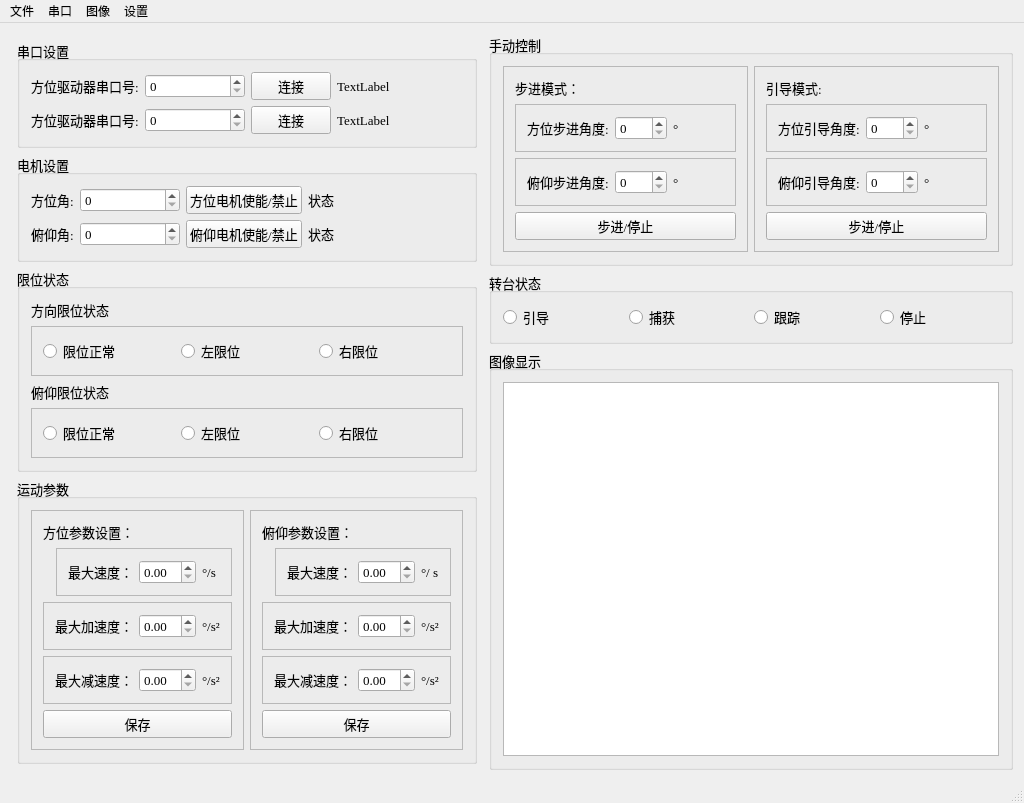
First picture: the form in mainwindow.ui, repository leevick/Longdistraker, before the edit.
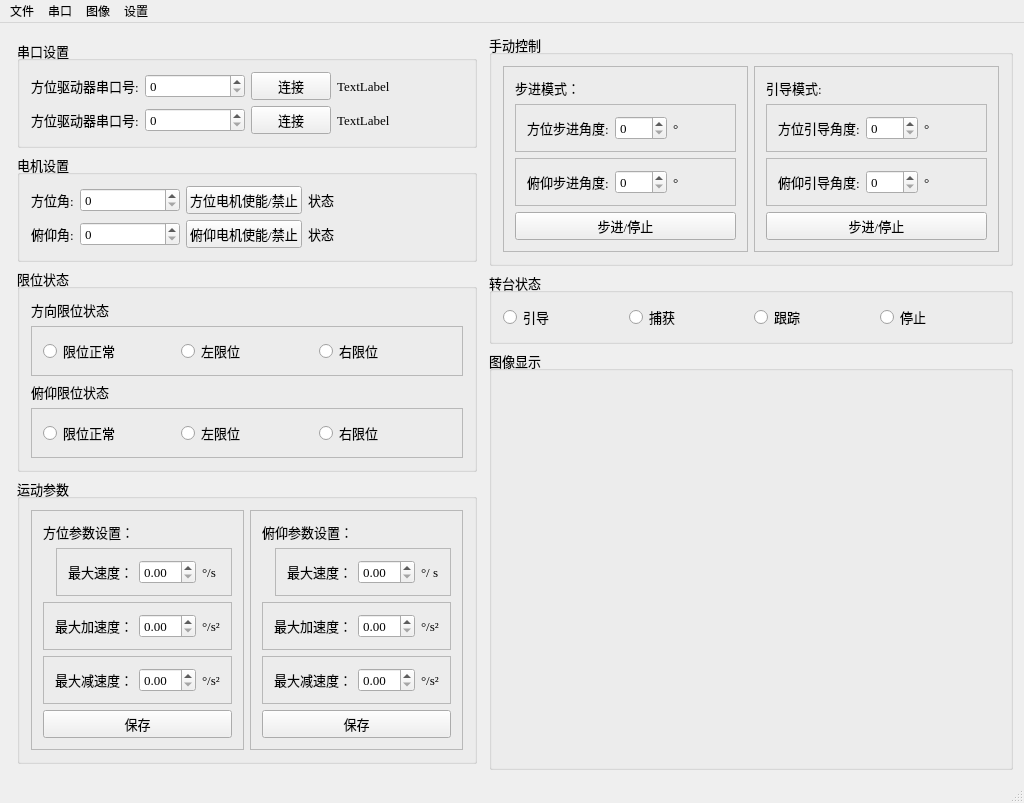
Second picture: the form after the edit.

Commit message: Modified main window class: - Realize video capture

```diff
--- a/mainwindow.ui
+++ b/mainwindow.ui
@@ -7,7 +7,7 @@
     <x>0</x>
     <y>0</y>
     <width>1024</width>
-    <height>646</height>
+    <height>672</height>
    </rect>
   </property>
   <property name="sizePolicy">
@@ -1267,30 +1267,12 @@
         </property>
         <layout class="QHBoxLayout" name="horizontalLayout_4">
          <item>
-          <widget class="QGraphicsView" name="graphicsView">
-           <property name="sizePolicy">
-            <sizepolicy hsizetype="Preferred" vsizetype="Preferred">
-             <horstretch>16</horstretch>
-             <verstretch>9</verstretch>
-            </sizepolicy>
+          <widget class="QLabel" name="labelImage">
+           <property name="text">
+            <string/>
            </property>
-           <property name="minimumSize">
-            <size>
-             <width>0</width>
-             <height>0</height>
-            </size>
-           </property>
-           <property name="baseSize">
-            <size>
-             <width>320</width>
-             <height>180</height>
-            </size>
-           </property>
-           <property name="font">
-            <font>
-             <family>Times New Roman</family>
-             <pointsize>10</pointsize>
-            </font>
+           <property name="scaledContents">
+            <bool>true</bool>
            </property>
           </widget>
          </item>
```
The commit also changes 2 other files.
